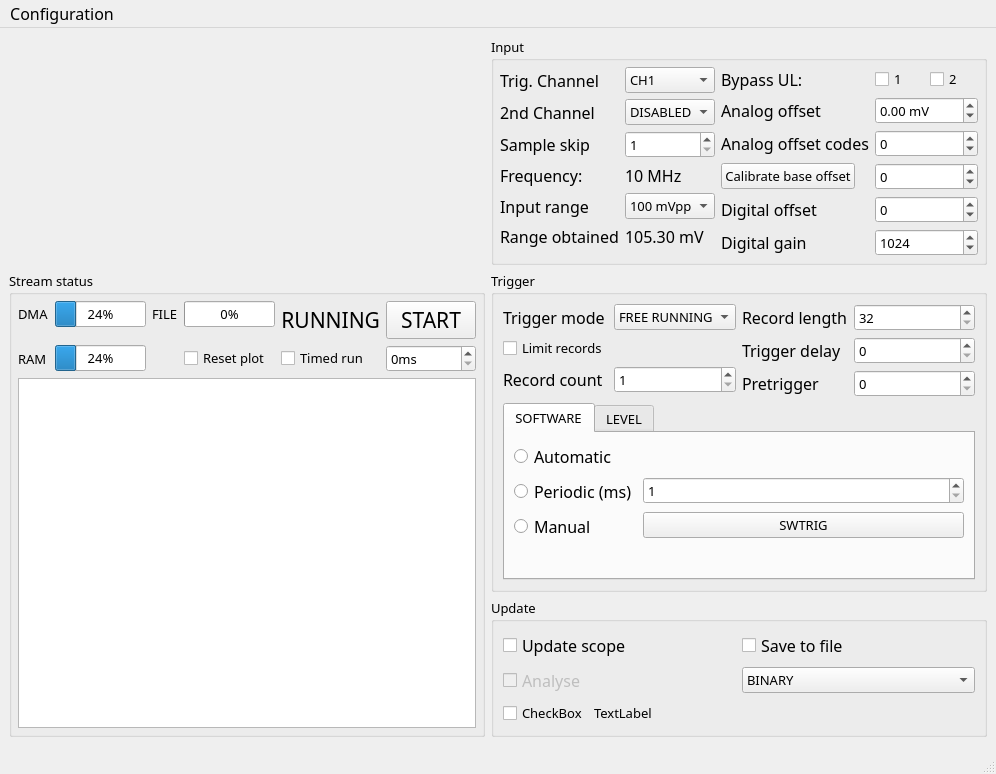
Above: MainWindow.ui from sevenreek/qtadqscope before the change. Below: the same form after it.
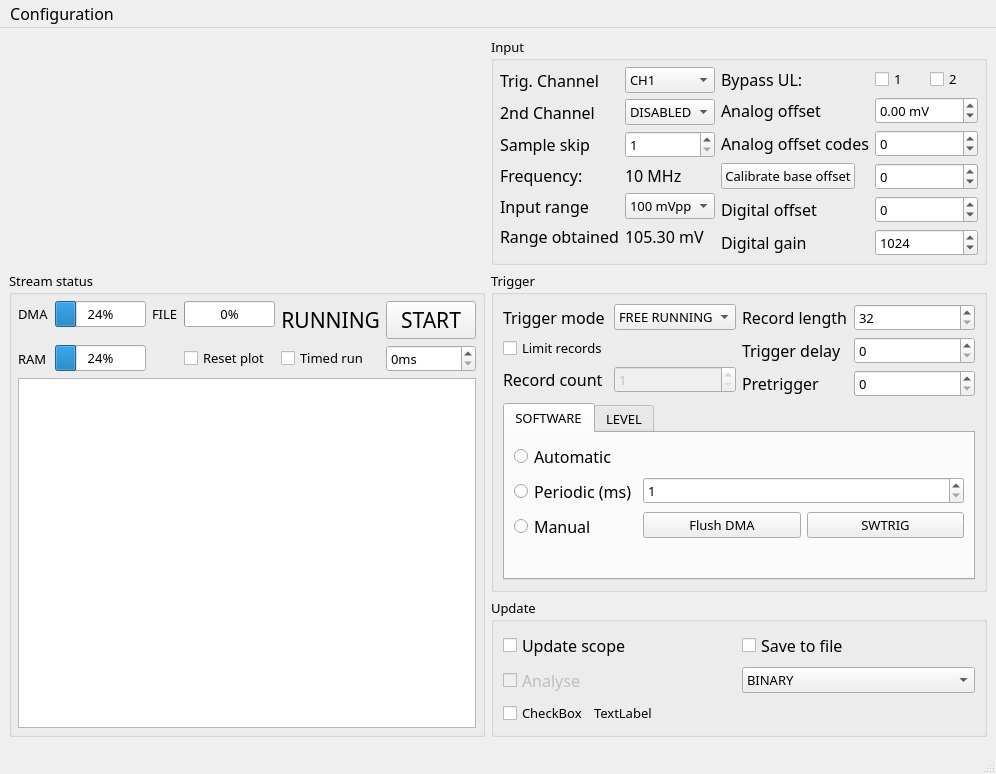
That is the form after the change. The open tabs and pages were chosen to show the change. Custom widgets are drawn as their Qt base class.

What changed in the file:
```diff
--- a/MainWindow.ui
+++ b/MainWindow.ui
@@ -6,7 +6,7 @@
    <rect>
     <x>0</x>
     <y>0</y>
-    <width>933</width>
+    <width>964</width>
     <height>661</height>
    </rect>
   </property>
@@ -58,7 +58,12 @@
              </item>
              <item>
               <property name="text">
-               <string>BINARY (BUFFERED)</string>
+               <string>BUFF BINARY</string>
+              </property>
+             </item>
+             <item>
+              <property name="text">
+               <string>VERBOSE BUFF BINARY</string>
               </property>
              </item>
             </widget>
@@ -838,7 +843,7 @@
            <item row="1" column="0" colspan="2">
             <widget class="QTabWidget" name="tabWidget">
              <property name="currentIndex">
-              <number>1</number>
+              <number>0</number>
              </property>
              <property name="tabsClosable">
               <bool>false</bool>
@@ -856,7 +861,7 @@
                  <property name="labelAlignment">
                   <set>Qt::AlignLeading|Qt::AlignLeft|Qt::AlignVCenter</set>
                  </property>
-                 <item row="0" column="0">
+                 <item row="1" column="0">
                   <widget class="QRadioButton" name="softwareTriggerAutomatic">
                    <property name="font">
                     <font>
@@ -869,7 +874,7 @@
                    </property>
                   </widget>
                  </item>
-                 <item row="1" column="0">
+                 <item row="3" column="0">
                   <widget class="QRadioButton" name="softwareTriggerPeriodic">
                    <property name="font">
                     <font>
@@ -882,14 +887,14 @@
                    </property>
                   </widget>
                  </item>
-                 <item row="1" column="1">
+                 <item row="3" column="1">
                   <widget class="QSpinBox" name="softwareTriggerPeriodicInput">
                    <property name="minimum">
                     <number>1</number>
                    </property>
                   </widget>
                  </item>
-                 <item row="2" column="0">
+                 <item row="4" column="0">
                   <widget class="QRadioButton" name="softwareTriggerManual">
                    <property name="font">
                     <font>
@@ -902,20 +907,31 @@
                    </property>
                   </widget>
                  </item>
-                 <item row="2" column="1">
-                  <widget class="QPushButton" name="softwareTriggerButton">
-                   <property name="text">
-                    <string>SWTRIG</string>
-                   </property>
-                  </widget>
-                 </item>
-                 <item row="0" column="1">
+                 <item row="1" column="1">
                   <widget class="QLabel" name="label_21">
                    <property name="text">
                     <string/>
                    </property>
                   </widget>
                  </item>
+                 <item row="4" column="1">
+                  <layout class="QHBoxLayout" name="horizontalLayout_2">
+                   <item>
+                    <widget class="QPushButton" name="flushDMAButton">
+                     <property name="text">
+                      <string>Flush DMA</string>
+                     </property>
+                    </widget>
+                   </item>
+                   <item>
+                    <widget class="QPushButton" name="softwareTriggerButton">
+                     <property name="text">
+                      <string>SWTRIG</string>
+                     </property>
+                    </widget>
+                   </item>
+                  </layout>
+                 </item>
                 </layout>
                </item>
               </layout>
@@ -1090,6 +1106,9 @@
              </item>
              <item row="2" column="1">
               <widget class="QSpinBox" name="recordCountInput">
+               <property name="enabled">
+                <bool>false</bool>
+               </property>
                <property name="minimum">
                 <number>1</number>
                </property>
@@ -1141,7 +1160,7 @@
     <rect>
      <x>0</x>
      <y>0</y>
-     <width>933</width>
+     <width>964</width>
      <height>25</height>
     </rect>
    </property>
```
